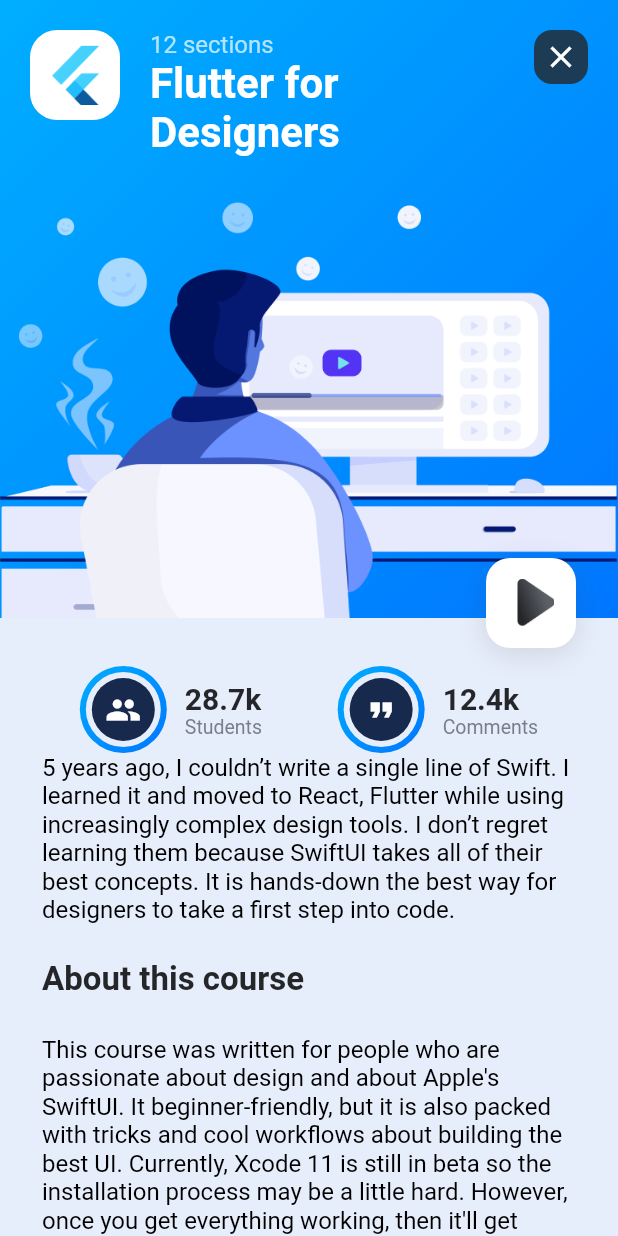
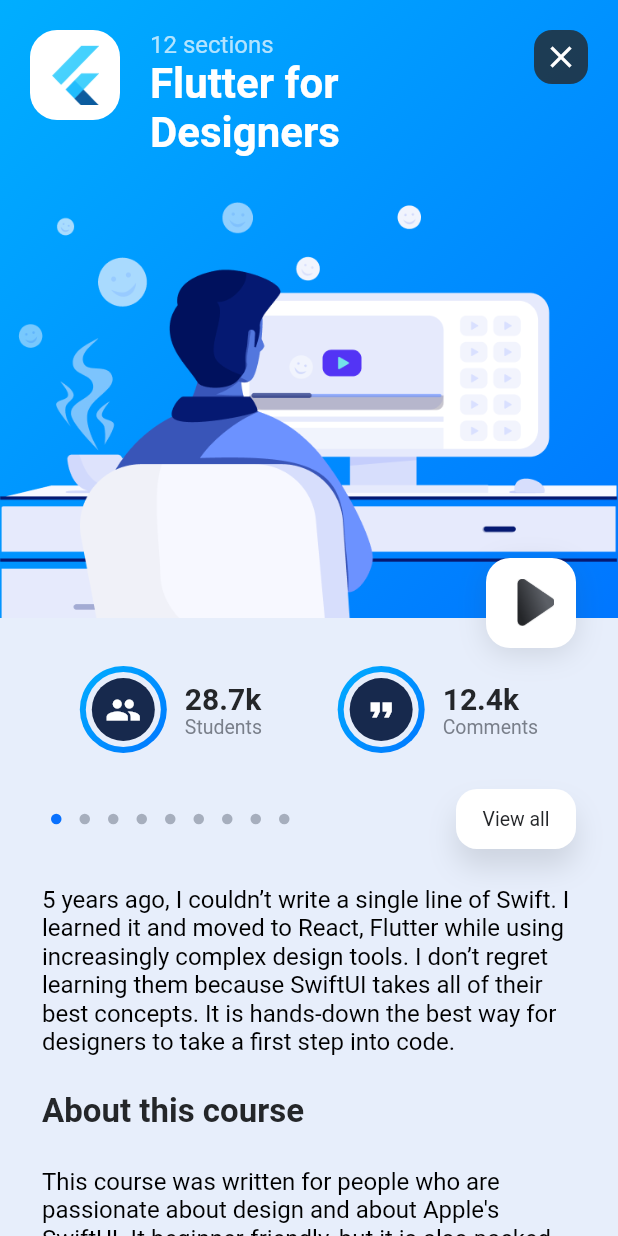
Before and after one commit to heysaik/flutter-for-designers, a Flutter app: the screen it shows after launch, after a tap on "12 sections", on a phone screen of 412 x 824 dp. Run offline on Flutter 3.47's test engine with Material 2 defaults, Android fonts, the phone set to English and light mode, and no system bars; drawn by our look-alikes of sliding_up_panel.

Commit message:
18. Manually Control the Panel Widget

```diff
--- a/designcode/lib/screens/course_screen.dart
+++ b/designcode/lib/screens/course_screen.dart
@@ -3,6 +3,7 @@
 import 'package:designcode/model/course.dart';
 import 'package:flutter/cupertino.dart';
 import 'package:flutter/material.dart';
+import 'package:sliding_up_panel/sliding_up_panel.dart';
 
 import '../constants.dart';
 
@@ -16,12 +17,57 @@
 }
 
 class _CourseScreenState extends State<CourseScreen> {
+  Widget indicators() {
+    List<Widget> indicators = [];
+
+    for (var i = 0; i < 9; i++) {
+      indicators.add(Container(
+        width: 7.0,
+        height: 7.0,
+        margin: EdgeInsets.symmetric(horizontal: 6.0),
+        decoration: BoxDecoration(
+            shape: BoxShape.circle,
+            color: i == 0 ? Color(0xFF0971FE) : Color(0xFFA6AEBD)),
+      ));
+    }
+
+    return Row(
+      mainAxisAlignment: MainAxisAlignment.center,
+      children: indicators,
+    );
+  }
+
+  PanelController panelController;
+
+  @override
+  void initState() {
+    super.initState();
+    panelController = PanelController();
+  }
+
   @override
   Widget build(BuildContext context) {
     return Scaffold(
       body: Container(
         color: kBackgroundColor,
-        child: SingleChildScrollView(
+        child: SlidingUpPanel(
+          controller: panelController,
+          backdropEnabled: true,
+          borderRadius: BorderRadius.only(
+            topLeft: Radius.circular(34.0),
+          ),
+          color: kCardPopupBackgroundColor,
+          boxShadow: [
+            BoxShadow(
+              color: kShadowColor,
+              offset: Offset(0, -12),
+              blurRadius: 32.0,
+            )
+          ],
+          minHeight: 0.0,
+          maxHeight: MediaQuery.of(context).size.height * 0.95,
+          panel: Container(),
+          body: SingleChildScrollView(
             child: Column(
               children: [
                 Stack(
@@ -103,8 +149,8 @@
                                         decoration: BoxDecoration(
                                           borderRadius:
                                               BorderRadius.circular(12.0),
-                                        color:
-                                            kPrimaryLabelColor.withOpacity(0.8),
+                                          color: kPrimaryLabelColor
+                                              .withOpacity(0.8),
                                         ),
                                         child: Icon(Icons.close,
                                             color: Colors.white),
@@ -264,6 +310,41 @@
                   ),
                 ),
                 Padding(
+                  padding:
+                      EdgeInsets.symmetric(horizontal: 28.0, vertical: 24.0),
+                  child: Row(
+                    mainAxisAlignment: MainAxisAlignment.spaceBetween,
+                    children: [
+                      indicators(),
+                      GestureDetector(
+                        onTap: () {
+                          panelController.open();
+                        },
+                        child: Container(
+                          alignment: Alignment.center,
+                          decoration: BoxDecoration(
+                            color: Colors.white,
+                            boxShadow: [
+                              BoxShadow(
+                                color: kShadowColor,
+                                offset: Offset(0, 12),
+                                blurRadius: 16.0,
+                              )
+                            ],
+                            borderRadius: BorderRadius.circular(14.0),
+                          ),
+                          width: 80.0,
+                          height: 40.0,
+                          child: Text(
+                            "View all",
+                            style: kSearchTextStyle,
+                          ),
+                        ),
+                      ),
+                    ],
+                  ),
+                ),
+                Padding(
                   padding: EdgeInsets.symmetric(horizontal: 28.0),
                   child: Column(
                     crossAxisAlignment: CrossAxisAlignment.start,
@@ -289,8 +370,9 @@
                       SizedBox(height: 24.0),
                     ],
                   ),
-              )
+                ),
               ],
+            ),
           ),
         ),
       ),
```
Lines whose indentation alone changed are shown as unchanged.
